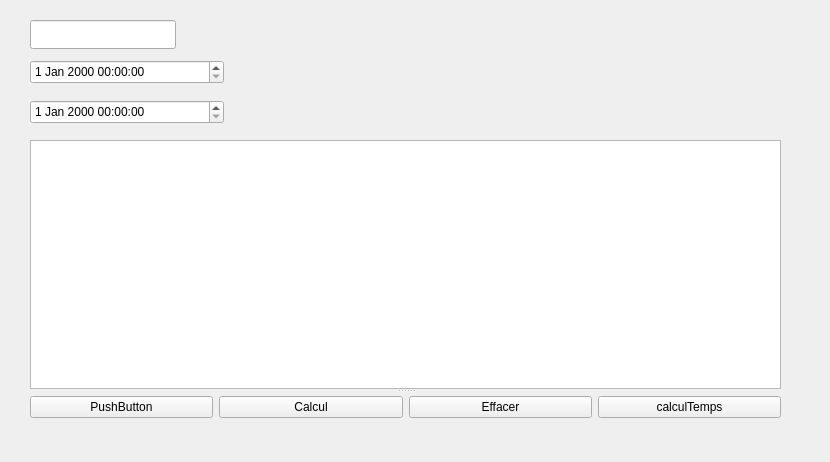
Before: the Qt Designer form qtSqlTry.ui in heliomaster/SaraaProject, drawn with Qt 5.
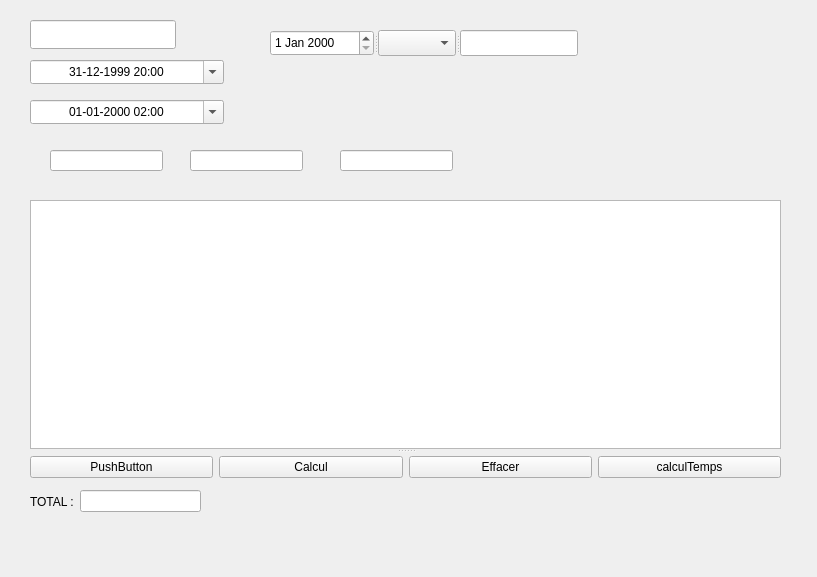
After: the same form once the commit is applied.

Commit message: modif avec getdiff et hours and minutes WORKING

Patch:
```diff
--- a/qtSqlTry.ui
+++ b/qtSqlTry.ui
@@ -6,8 +6,8 @@
    <rect>
     <x>0</x>
     <y>0</y>
-    <width>830</width>
-    <height>462</height>
+    <width>817</width>
+    <height>577</height>
    </rect>
   </property>
   <property name="windowTitle">
@@ -32,6 +32,38 @@
      <height>24</height>
     </rect>
    </property>
+   <property name="alignment">
+    <set>Qt::AlignCenter</set>
+   </property>
+   <property name="dateTime">
+    <datetime>
+     <hour>20</hour>
+     <minute>0</minute>
+     <second>0</second>
+     <year>1999</year>
+     <month>12</month>
+     <day>31</day>
+    </datetime>
+   </property>
+   <property name="date">
+    <date>
+     <year>1999</year>
+     <month>12</month>
+     <day>31</day>
+    </date>
+   </property>
+   <property name="currentSection">
+    <enum>QDateTimeEdit::YearSection</enum>
+   </property>
+   <property name="displayFormat">
+    <string notr="true">dd-MM-yyyy HH:mm</string>
+   </property>
+   <property name="calendarPopup">
+    <bool>true</bool>
+   </property>
+   <property name="currentSectionIndex">
+    <number>2</number>
+   </property>
    <property name="timeSpec">
     <enum>Qt::UTC</enum>
    </property>
@@ -45,12 +77,34 @@
      <height>24</height>
     </rect>
    </property>
+   <property name="wrapping">
+    <bool>true</bool>
+   </property>
+   <property name="alignment">
+    <set>Qt::AlignCenter</set>
+   </property>
+   <property name="dateTime">
+    <datetime>
+     <hour>2</hour>
+     <minute>0</minute>
+     <second>0</second>
+     <year>2000</year>
+     <month>1</month>
+     <day>1</day>
+    </datetime>
+   </property>
+   <property name="displayFormat">
+    <string notr="true">dd-MM-yyyy HH:mm</string>
+   </property>
+   <property name="calendarPopup">
+    <bool>true</bool>
+   </property>
   </widget>
   <widget class="QSplitter" name="splitter">
    <property name="geometry">
     <rect>
      <x>30</x>
-     <y>140</y>
+     <y>200</y>
      <width>751</width>
      <height>281</height>
     </rect>
@@ -59,9 +113,27 @@
     <enum>Qt::Vertical</enum>
    </property>
    <widget class="QTableView" name="tableView1">
+    <property name="layoutDirection">
+     <enum>Qt::LeftToRight</enum>
+    </property>
+    <property name="alternatingRowColors">
+     <bool>true</bool>
+    </property>
+    <property name="textElideMode">
+     <enum>Qt::ElideLeft</enum>
+    </property>
     <property name="sortingEnabled">
      <bool>true</bool>
     </property>
+    <attribute name="horizontalHeaderVisible">
+     <bool>true</bool>
+    </attribute>
+    <attribute name="horizontalHeaderCascadingSectionResizes">
+     <bool>false</bool>
+    </attribute>
+    <attribute name="horizontalHeaderStretchLastSection">
+     <bool>true</bool>
+    </attribute>
    </widget>
    <widget class="QWidget" name="horizontalLayoutWidget">
     <layout class="QHBoxLayout" name="horizontalLayout_2">
@@ -105,6 +177,74 @@
     </layout>
    </widget>
   </widget>
+  <widget class="QWidget" name="layoutWidget">
+   <property name="geometry">
+    <rect>
+     <x>30</x>
+     <y>490</y>
+     <width>171</width>
+     <height>23</height>
+    </rect>
+   </property>
+   <layout class="QHBoxLayout" name="horizontalLayout">
+    <item>
+     <widget class="QLabel" name="label">
+      <property name="text">
+       <string>TOTAL :</string>
+      </property>
+     </widget>
+    </item>
+    <item>
+     <widget class="QLineEdit" name="total_le"/>
+    </item>
+   </layout>
+  </widget>
+  <widget class="QLineEdit" name="lineEdit_immat">
+   <property name="geometry">
+    <rect>
+     <x>50</x>
+     <y>150</y>
+     <width>113</width>
+     <height>21</height>
+    </rect>
+   </property>
+  </widget>
+  <widget class="QLineEdit" name="lineEdit_ac_type">
+   <property name="geometry">
+    <rect>
+     <x>190</x>
+     <y>150</y>
+     <width>113</width>
+     <height>21</height>
+    </rect>
+   </property>
+  </widget>
+  <widget class="QLineEdit" name="lineEdit_puisance">
+   <property name="geometry">
+    <rect>
+     <x>340</x>
+     <y>150</y>
+     <width>113</width>
+     <height>21</height>
+    </rect>
+   </property>
+  </widget>
+  <widget class="QSplitter" name="splitter_2">
+   <property name="geometry">
+    <rect>
+     <x>270</x>
+     <y>30</y>
+     <width>308</width>
+     <height>26</height>
+    </rect>
+   </property>
+   <property name="orientation">
+    <enum>Qt::Horizontal</enum>
+   </property>
+   <widget class="QDateEdit" name="dateEdit"/>
+   <widget class="QComboBox" name="comboBox"/>
+   <widget class="QLineEdit" name="lineEdit"/>
+  </widget>
  </widget>
  <resources/>
  <connections/>
```
The commit also changes 7 other files.
